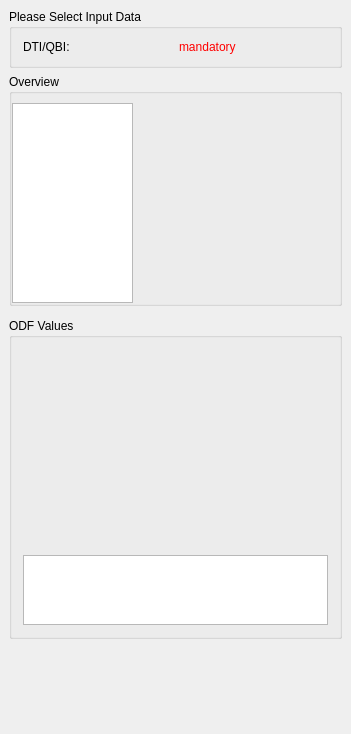
This is Plugins/org.mitk.gui.qt.diffusionimaging/src/internal/QmitkDenoisingViewControls.ui in MITK/MITK as Qt 5 draws it before an edit. The edited form follows.
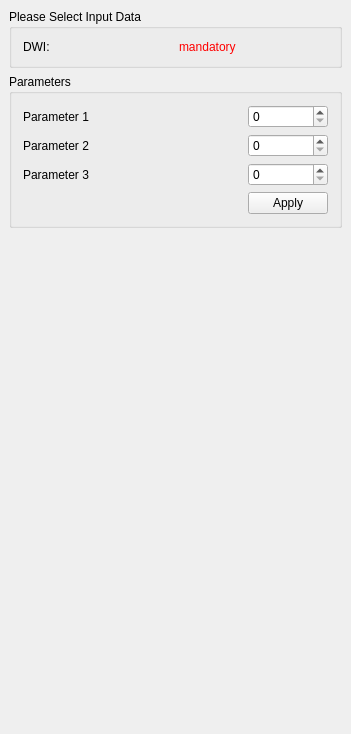
This is the edited form. Custom widgets are drawn as their Qt base class.

Commit message: Generated a template view, for an easy integration.

The edit to the form file:
```diff
--- a/Plugins/org.mitk.gui.qt.diffusionimaging/src/internal/QmitkDenoisingViewControls.ui
+++ b/Plugins/org.mitk.gui.qt.diffusionimaging/src/internal/QmitkDenoisingViewControls.ui
@@ -35,7 +35,7 @@
       <item row="0" column="0">
        <widget class="QLabel" name="label">
         <property name="text">
-         <string>DTI/QBI:</string>
+         <string>DWI:</string>
         </property>
        </widget>
       </item>
@@ -55,55 +55,58 @@
    <item>
     <widget class="QGroupBox" name="m_OverviewBox">
      <property name="title">
-      <string>Overview</string>
+      <string>Parameters</string>
      </property>
      <layout class="QGridLayout" name="gridLayout_4">
-      <property name="leftMargin">
-       <number>0</number>
-      </property>
-      <property name="topMargin">
-       <number>9</number>
-      </property>
-      <property name="rightMargin">
-       <number>0</number>
-      </property>
-      <property name="bottomMargin">
-       <number>0</number>
-      </property>
+      <item row="3" column="1">
+       <widget class="QPushButton" name="m_ApplyButton">
+        <property name="text">
+         <string>Apply</string>
+        </property>
+       </widget>
+      </item>
+      <item row="1" column="0">
+       <widget class="QLabel" name="label_3">
+        <property name="text">
+         <string>Parameter 2</string>
+        </property>
+       </widget>
+      </item>
+      <item row="3" column="0">
+       <spacer name="horizontalSpacer">
+        <property name="orientation">
+         <enum>Qt::Horizontal</enum>
+        </property>
+        <property name="sizeHint" stdset="0">
+         <size>
+          <width>40</width>
+          <height>20</height>
+         </size>
+        </property>
+       </spacer>
+      </item>
       <item row="0" column="0">
-       <widget class="QTextEdit" name="m_OverviewTextEdit">
-        <property name="sizePolicy">
-         <sizepolicy hsizetype="Expanding" vsizetype="Expanding">
-          <horstretch>0</horstretch>
-          <verstretch>0</verstretch>
-         </sizepolicy>
+       <widget class="QLabel" name="label_2">
+        <property name="text">
+         <string>Parameter 1</string>
         </property>
-        <property name="minimumSize">
-         <size>
-          <width>0</width>
-          <height>0</height>
-         </size>
-        </property>
-        <property name="readOnly">
-         <bool>true</bool>
+       </widget>
+      </item>
+      <item row="2" column="0">
+       <widget class="QLabel" name="label_4">
+        <property name="text">
+         <string>Parameter 3</string>
         </property>
        </widget>
       </item>
       <item row="0" column="1">
-       <widget class="QmitkODFRenderWidget" name="m_ODFRenderWidget" native="true">
-        <property name="sizePolicy">
-         <sizepolicy hsizetype="Expanding" vsizetype="Expanding">
-          <horstretch>0</horstretch>
-          <verstretch>0</verstretch>
-         </sizepolicy>
-        </property>
-        <property name="minimumSize">
-         <size>
-          <width>200</width>
-          <height>200</height>
-         </size>
-        </property>
-       </widget>
+       <widget class="QSpinBox" name="m_Parameter1"/>
+      </item>
+      <item row="1" column="1">
+       <widget class="QSpinBox" name="m_Parameter2"/>
+      </item>
+      <item row="2" column="1">
+       <widget class="QSpinBox" name="m_Parameter3"/>
       </item>
      </layout>
     </widget>
@@ -138,38 +141,6 @@
      </layout>
     </widget>
    </item>
-   <item>
-    <widget class="QGroupBox" name="m_OdfBox">
-     <property name="title">
-      <string>ODF Values</string>
-     </property>
-     <layout class="QGridLayout" name="gridLayout_2">
-      <item row="2" column="0">
-       <widget class="QTextEdit" name="m_OdfValuesTextEdit">
-        <property name="readOnly">
-         <bool>true</bool>
-        </property>
-       </widget>
-      </item>
-      <item row="1" column="0">
-       <widget class="QmitkODFDetailsWidget" name="m_ODFDetailsWidget" native="true">
-        <property name="sizePolicy">
-         <sizepolicy hsizetype="Expanding" vsizetype="Expanding">
-          <horstretch>0</horstretch>
-          <verstretch>0</verstretch>
-         </sizepolicy>
-        </property>
-        <property name="minimumSize">
-         <size>
-          <width>0</width>
-          <height>200</height>
-         </size>
-        </property>
-       </widget>
-      </item>
-     </layout>
-    </widget>
-   </item>
    <item>
     <spacer name="spacer1">
      <property name="orientation">
@@ -189,20 +160,6 @@
   </layout>
  </widget>
  <layoutdefault spacing="6" margin="11"/>
- <customwidgets>
-  <customwidget>
-   <class>QmitkODFDetailsWidget</class>
-   <extends>QWidget</extends>
-   <header>QmitkODFDetailsWidget.h</header>
-   <container>1</container>
-  </customwidget>
-  <customwidget>
-   <class>QmitkODFRenderWidget</class>
-   <extends>QWidget</extends>
-   <header>QmitkODFRenderWidget.h</header>
-   <container>1</container>
-  </customwidget>
- </customwidgets>
  <resources/>
  <connections/>
 </ui>
```
Left out of the diff: 24 changed lines with no effect on the pictures. The commit also changes 1 other file.
